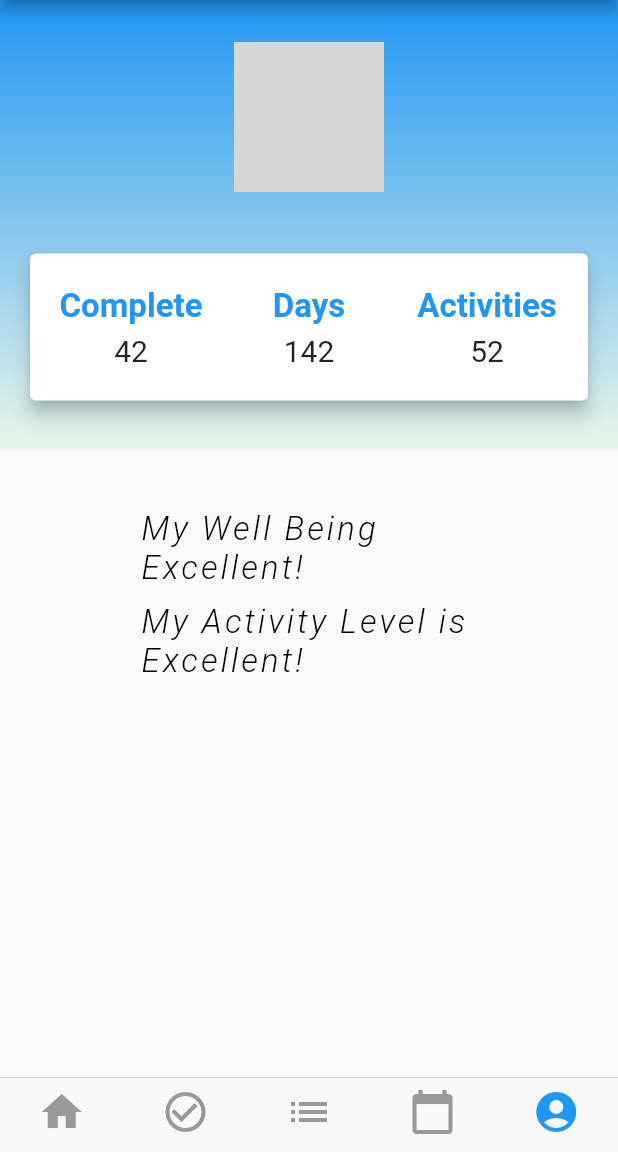
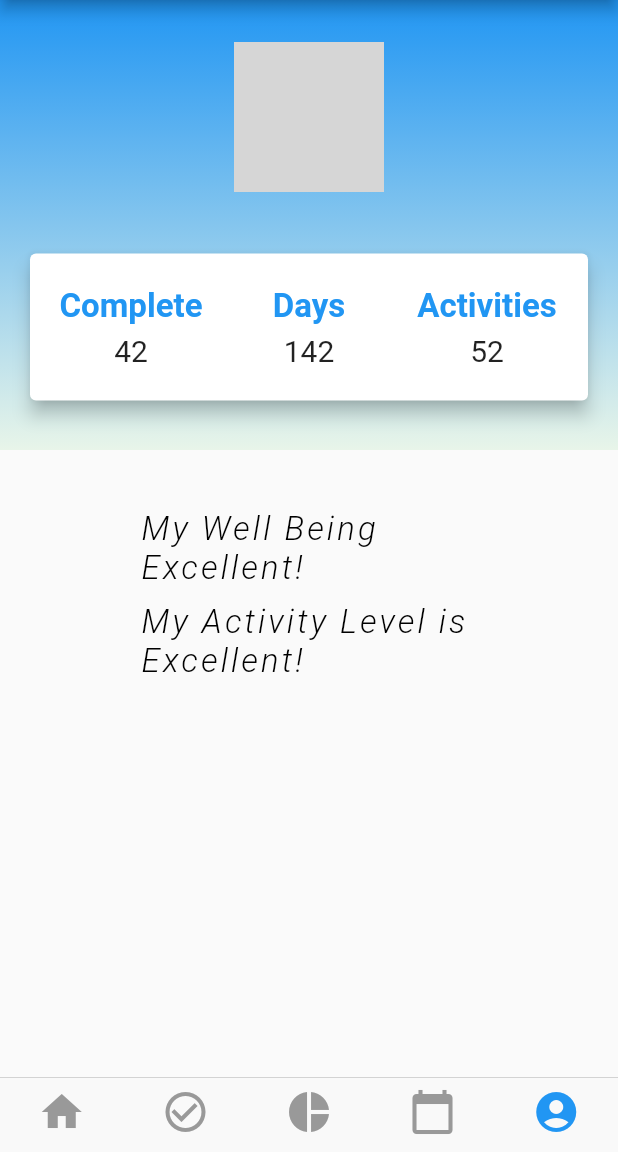
Before and after one commit to MauResendez/HabitTracker, a Flutter app: the screen it shows once a user with an empty profile is signed in, swiped to page 5, on a phone screen of 412 x 824 dp, the part 84-1236 px from its top. Run offline on Flutter 3.47's test engine with Material 2 defaults, Android fonts, the phone set to English and light mode, and no system bars; our stand-ins replace cloud_firestore, firebase_auth, firebase_core, flutter_calendar_carousel, string_validator; missing offline and left inert: flutter_circular_chart; accounts and stored records are empty; network calls fail; grey boxes are pictures that could not be loaded.

Commit message:
fix navigation bar

```diff
--- a/lib/screens/main_screen.dart
+++ b/lib/screens/main_screen.dart
@@ -58,7 +58,7 @@ class _MainScreenState extends State<MainScreen> {
             BottomNavigationBarItem(icon: Icon(Icons.home, size: 32.0)),
             BottomNavigationBarItem(
                 icon: Icon(Icons.check_circle_outline, size: 32.0)),
-            BottomNavigationBarItem(icon: Icon(Icons.list, size: 32.0)),
+            BottomNavigationBarItem(icon: Icon(Icons.pie_chart, size: 32.0)),
             BottomNavigationBarItem(
                 icon: Icon(Icons.calendar_today, size: 32.0)),
             BottomNavigationBarItem(
```
